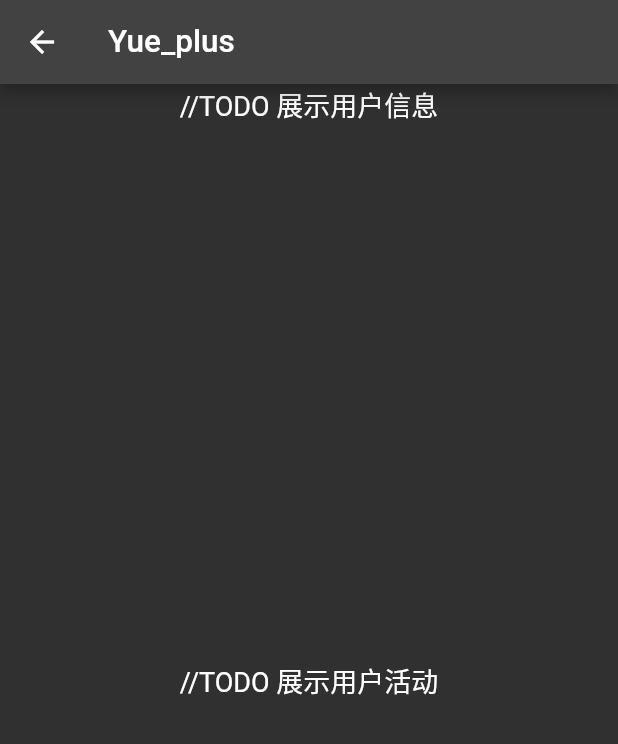
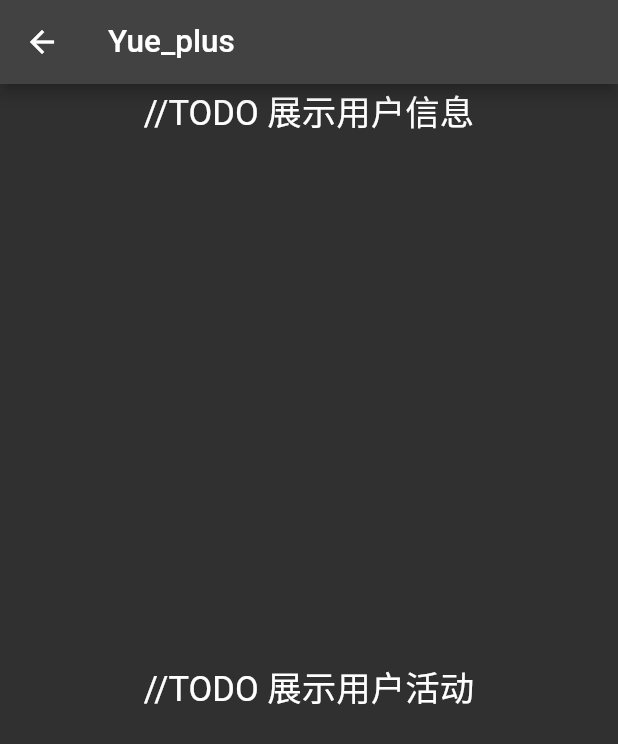
Before and after one commit to Yue-plus/Yue.Zone, a Flutter app: the ProfileView screen opened by its route, on a phone screen of 412 x 824 dp. Shown: the top 744 px of the screen. Run offline on Flutter 3.47's test engine with Material 2 defaults, Android fonts, the phone set to English and light mode, and no system bars; generated files the repository leaves out were written again; network calls fail.

Commit message:
update 响应式

```diff
--- a/lib/src/app.dart
+++ b/lib/src/app.dart
@@ -8,6 +8,9 @@ import 'package:yue_zone/src/setting/account/account_view.dart';
 import 'package:yue_zone/src/setting/settings_controller.dart';
 import 'package:yue_zone/src/setting/settings_view.dart';
 import 'package:yue_zone/src/signup/signup_view.dart';
+
+/// 屏幕尺寸：电脑、平板、手机
+enum ScreenSize {desktop, tab, phone}
 
 class YueZoneApp extends StatelessWidget {
   const YueZoneApp({Key? key, required this.settingsController})
@@ -22,6 +25,15 @@ class YueZoneApp extends StatelessWidget {
   static final yuePlusAvatar = ClipOval(
     child: Image.network('https://avatars.githubusercontent.com/u/33195150'),
   );
+
+  /// 获取屏幕尺寸
+  static ScreenSize getScreenSize(BuildContext context) {
+    double screenWidth = MediaQuery.of(context).size.width;
+
+    if (screenWidth > 1600.0) return ScreenSize.desktop;
+    if (screenWidth > 800.0) return ScreenSize.tab;
+    return ScreenSize.phone;
+  }
 
   Widget _home(BuildContext context) {
     final l10n = AppLocalizations.of(context)!;
--- a/lib/src/profile/profile_view.dart
+++ b/lib/src/profile/profile_view.dart
@@ -1,4 +1,5 @@
 import 'package:flutter/material.dart';
+import 'package:yue_zone/src/app.dart';
 
 class ProfileView extends StatelessWidget {
   ProfileView({Key? key}) : super(key: key);
@@ -6,8 +7,9 @@ class ProfileView extends StatelessWidget {
   /// /#/profile
   static const routeName = '/Yue_plus';
 
-  double _userInfoWidth = 600.0;
-  double _fontSize = 32.0;
+  late double _userInfoWidth;
+  late double _fontSize;
+  late ScreenSize screenSize;
 
   Widget _userInfo() {
     return Center(
@@ -29,34 +31,34 @@ class ProfileView extends StatelessWidget {
 
   @override
   Widget build(BuildContext context) {
-    double screenWidth = MediaQuery.of(context).size.width;
-    Widget buildBody = Row(
-      mainAxisAlignment: MainAxisAlignment.center,
-      children: [
-        SizedBox(width: _userInfoWidth, child: _userInfo()),
-        Expanded(child: _userActivity()),
-      ],
-    );
+    screenSize = YueZoneApp.getScreenSize(context);
 
-    if (screenWidth > 1600) {
+    if (screenSize == ScreenSize.desktop) {
       _userInfoWidth = 600;
       _fontSize = 32;
-    } else if (screenWidth > 800) {
+    }
+
+    if (screenSize == ScreenSize.tab) {
       _userInfoWidth = 300;
       _fontSize = 23;
-    } else {
-      _fontSize = 18;
-      buildBody = Column(
-        children: [
-          _userInfo(),
-          Expanded(child: _userActivity()),
-        ],
-      );
+    }
+
+    if (screenSize == ScreenSize.phone) {
+      _userInfoWidth = double.infinity;
+      _fontSize = 23;
     }
 
     return Scaffold(
-        appBar: AppBar(title: const Text('Yue_plus')),
-        body: buildBody,
+      appBar: AppBar(title: const Text('Yue_plus')),
+      body: Flex(
+        direction:
+            // Vertical: 垂直的； Horizontal: 水平的；
+            screenSize == ScreenSize.phone ? Axis.vertical : Axis.horizontal,
+        children: [
+          SizedBox(width: _userInfoWidth, child: _userInfo()),
+          Expanded(child: _userActivity()),
+        ],
+      ),
     );
   }
 }
```
